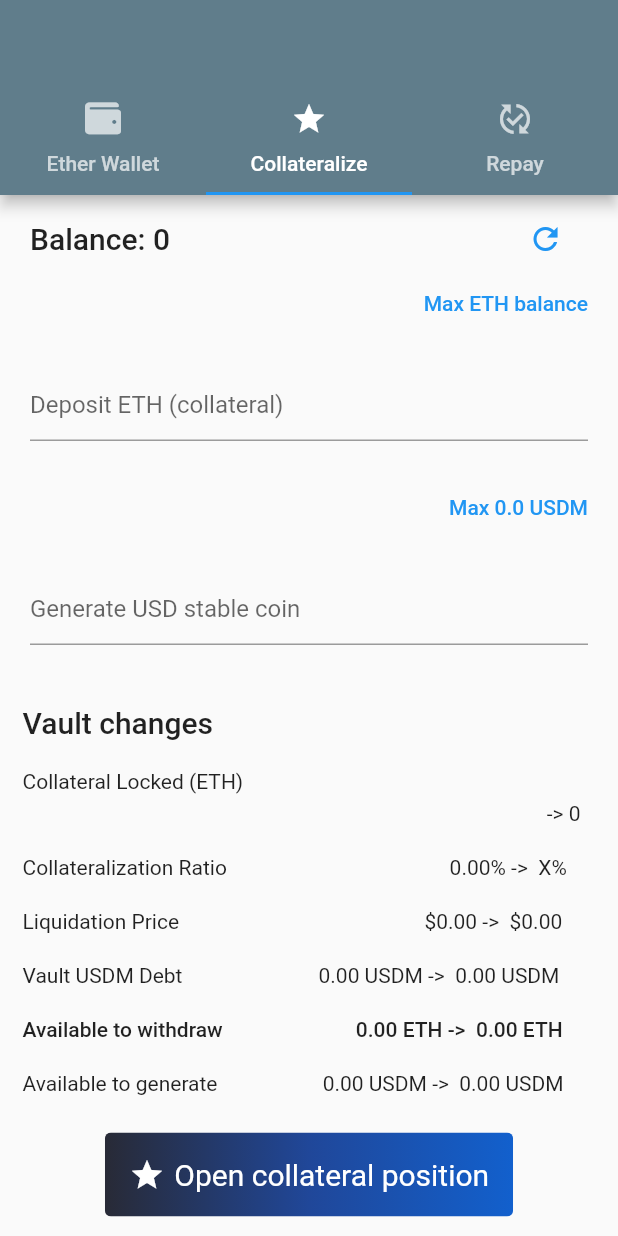
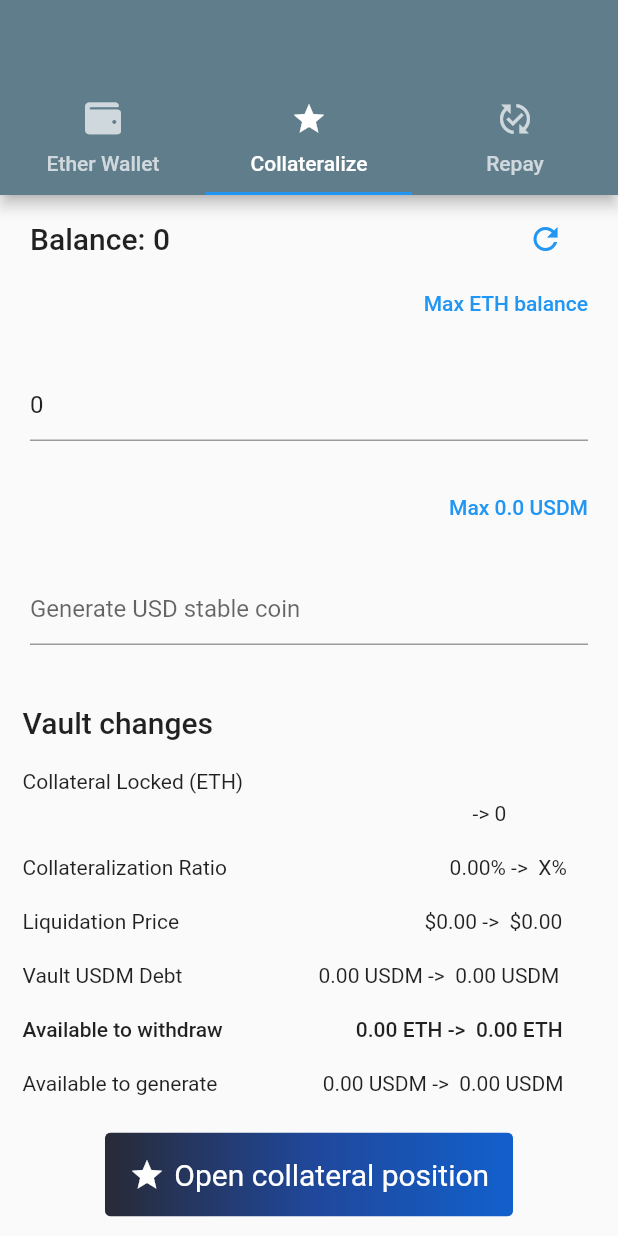
Before and after one commit to TonGarcia/flutter-study-app-wallet, a Flutter app: the screen it shows after launch, tab 2 chosen, after a tap on "Max ETH balance", on a phone screen of 412 x 824 dp. Run offline on Flutter 3.47's test engine with Material 2 defaults, Android fonts, the phone set to English and light mode, and no system bars; our stand-ins replace font_awesome_flutter, graphql_flutter, hex, shared_preferences; missing offline and left inert: bip39, ed25519_hd_key, web3dart; accounts and stored records are empty; project files that could hold a hidden picture were left out.

Commit message:
page with ABI finally working & max funds added to the form input

```diff
--- a/app/lib/components/pages/poc/poc_collateralize_page.dart
+++ b/app/lib/components/pages/poc/poc_collateralize_page.dart
@@ -40,6 +40,7 @@ class _PocCollateralizePageState extends State<PocCollateralizePage> {
     num amountEther = await _userWalletData.getBalance();
     setState(() {
       _balanceAmountEther = amountEther;
+
     });
   }
 
@@ -81,7 +82,7 @@ class _PocCollateralizePageState extends State<PocCollateralizePage> {
                             foregroundColor: MaterialStateProperty.all<Color>(Colors.blue),
                             padding: MaterialStateProperty.all<EdgeInsets>(const EdgeInsets.only(right: 20.0))
                         ),
-                        onPressed: () { },
+                        onPressed: () { _depositETH.text = '$_balanceAmountEther'; },
                         child: const Align(
                           alignment: Alignment.topRight,
                           child: Text('Max ETH balance'),
@@ -158,7 +159,7 @@ class _PocCollateralizePageState extends State<PocCollateralizePage> {
                     Row(
                       children: [
                         Container(
-                          width: screenWidth,
+                          width: screenWidth*0.88,
                           padding: const EdgeInsets.only(right: 25.0, top: 5.0),
                           child: Align(
                             alignment: Alignment.centerRight,
--- a/app/lib/services/usdm_defi_service.dart
+++ b/app/lib/services/usdm_defi_service.dart
@@ -1,13 +1,9 @@
-import 'dart:convert';
 import 'dart:io';
 import 'package:app/models/user_data.dart';
 import 'package:flutter/cupertino.dart';
-import 'package:flutter/services.dart';
 import 'package:http/http.dart';
 import 'package:app/config.dart';
-import 'package:http/http.dart';
 import 'package:web3dart/web3dart.dart';
-import 'package:web_socket_channel/io.dart';
 
 class USDMDeFiService {
 
@@ -43,7 +39,7 @@ class USDMDeFiService {
     contract = DeployedContract(ContractAbi.fromJson(abiCode, 'USDM'), contractAddress);
 
     // extracting functions and events
-    //transferEvent = contract.event('Transfer');
+    transferEvent = contract.event('Transfer');
     balanceFunction = contract.function('balanceOf');
     calcProvidedRatioFunction = contract.function('calcProvidedRatio');
     estimateLiquidationPriceFunction = contract.function('estimateLiquidationPrice');
@@ -64,7 +60,7 @@ class USDMDeFiService {
           final from = decoded[0] as EthereumAddress;
           final to = decoded[1] as EthereumAddress;
           final value = decoded[2] as BigInt;
-          print('$from sent $value MetaCoins to $to');
+          debugPrint('$from sent $value MetaCoins to $to');
     });
   }
 
```
